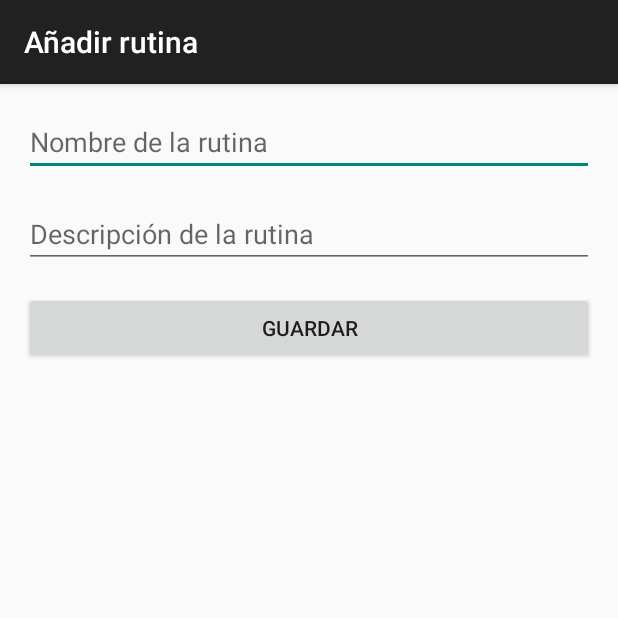
After one commit to pablormsn/Trainee, an Android app built with Jetpack Compose: the AddRutinaActivity screen opened directly, with no data from a screen before it, on a phone screen of 412 x 824 dp, the top half of it. The commit adds this screen. Run offline under Robolectric (Android 15) with nearby library versions, the phone set to English and light mode, and no system bars.

Commit message:
Añadir rutina (falta arreglar vista)
Cuando se añade una rutina la vista de listas no se refresca automaticamente

```diff
--- a/app/src/main/AndroidManifest.xml
+++ b/app/src/main/AndroidManifest.xml
@@ -28,6 +28,10 @@
             android:exported="true"
             android:label="Mis rutinas"
             android:theme="@style/Theme.FitHub" />
+        <activity android:name=".AddRutinaActivity"
+            android:exported="true"
+            android:label="Añadir rutina"
+            android:theme="@style/Theme.FitHub" />
     </application>
 
 </manifest>
--- /dev/null
+++ b/app/src/main/java/com/coral/fithub/AddRutinaActivity.kt
@@ -0,0 +1,39 @@
+package com.coral.fithub
+
+import android.os.Bundle
+import android.widget.Button
+import android.widget.EditText
+import androidx.appcompat.app.AppCompatActivity
+import com.coral.fithub.data.database.DatabaseProvider
+import com.coral.fithub.data.model.Rutina
+import kotlinx.coroutines.CoroutineScope
+import kotlinx.coroutines.Dispatchers
+import kotlinx.coroutines.launch
+
+class AddRutinaActivity : AppCompatActivity() {
+
+    override fun onCreate(savedInstanceState: Bundle?) {
+        super.onCreate(savedInstanceState)
+        setContentView(R.layout.activity_add_rutina)
+
+        val editTextNombre = findViewById<EditText>(R.id.editTextNombre)
+        val editTextDescripcion = findViewById<EditText>(R.id.editTextDescripcion)
+        val buttonGuardar = findViewById<Button>(R.id.buttonGuardar)
+
+        buttonGuardar.setOnClickListener {
+            val nombre = editTextNombre.text.toString()
+            val descripcion = editTextDescripcion.text.toString()
+
+            if (nombre.isNotEmpty() && descripcion.isNotEmpty()) {
+                val db = DatabaseProvider.getDatabase(this)
+                val rutinaDao = db.rutinaDao()
+
+                CoroutineScope(Dispatchers.IO).launch {
+                    val rutina = Rutina(0, nombre, descripcion)
+                    rutinaDao.insert(rutina)
+                    finish() // Cerrar la actividad después de guardar
+                }
+            }
+        }
+    }
+}
--- /dev/null
+++ b/app/src/main/res/layout/activity_add_rutina.xml
@@ -0,0 +1,27 @@
+<LinearLayout
+    xmlns:android="http://schemas.android.com/apk/res/android"
+    android:layout_width="match_parent"
+    android:layout_height="match_parent"
+    android:orientation="vertical"
+    android:padding="16dp">
+
+    <EditText
+        android:id="@+id/editTextNombre"
+        android:layout_width="match_parent"
+        android:layout_height="wrap_content"
+        android:hint="Nombre de la rutina" />
+
+    <EditText
+        android:id="@+id/editTextDescripcion"
+        android:layout_width="match_parent"
+        android:layout_height="wrap_content"
+        android:hint="Descripción de la rutina"
+        android:layout_marginTop="16dp" />
+
+    <Button
+        android:id="@+id/buttonGuardar"
+        android:layout_width="match_parent"
+        android:layout_height="wrap_content"
+        android:text="Guardar"
+        android:layout_marginTop="16dp" />
+</LinearLayout>
```
Also changed, not shown: app/src/main/java/com/coral/fithub/RutinaListActivity.kt (+41 -4 lines), app/src/main/res/drawable/ic_add.xml (added, +9 -0 lines), app/src/main/res/layout/activity_rutina_list.xml (+25 -4 lines).
